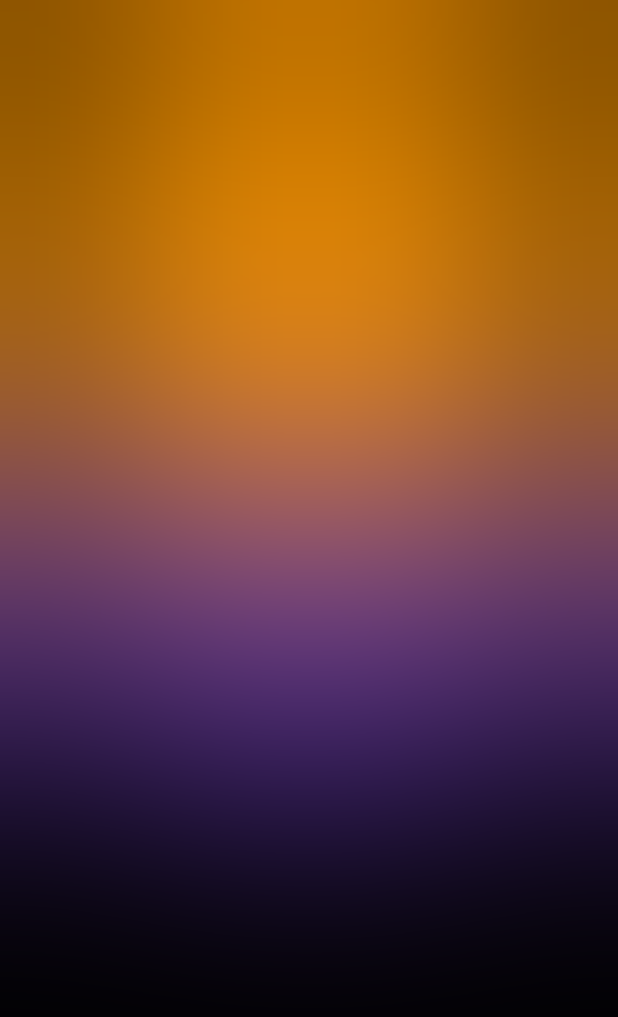
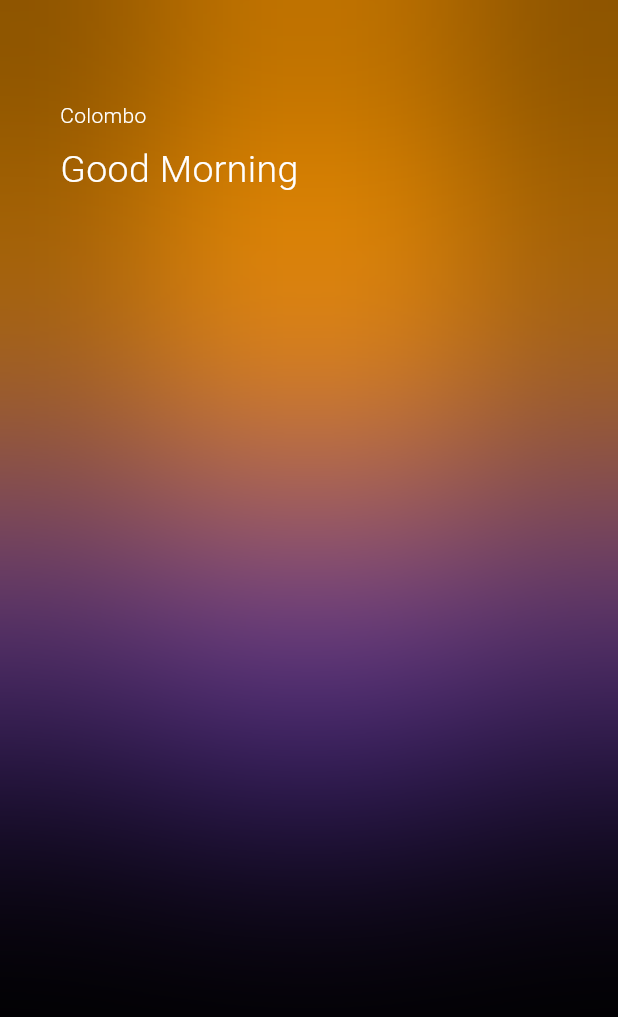
Before and after one commit to NovaLogics/weather-now-flutter-app, a Flutter app: the screen it shows after launch, on a phone screen of 412 x 824 dp. Shown: the top 1017 px of the screen. Run offline on Flutter 3.47's test engine with Material 3 defaults, Android fonts, the phone set to English and light mode, and no system bars; our stand-ins replace bloc, equatable.

Commit message:
feat [ui]: Home UI location and greeting text

```diff
--- a/lib/screens/home_screen.dart
+++ b/lib/screens/home_screen.dart
@@ -29,9 +29,7 @@ class HomeScreen extends StatelessWidget {
                   height: 300,
                   width: 300,
                   decoration: BoxDecoration(
-                    shape: BoxShape.circle,
-                    color: Colors.deepPurple
-                  ),
+                      shape: BoxShape.circle, color: Colors.deepPurple),
                 ),
               ),
               Align(
@@ -40,9 +38,7 @@ class HomeScreen extends StatelessWidget {
                   height: 300,
                   width: 300,
                   decoration: BoxDecoration(
-                    shape: BoxShape.circle,
-                    color: Colors.deepPurple
-                  ),
+                      shape: BoxShape.circle, color: Colors.deepPurple),
                 ),
               ),
               Align(
@@ -50,13 +46,11 @@ class HomeScreen extends StatelessWidget {
                 child: Container(
                   height: 300,
                   width: 600,
-                  decoration: BoxDecoration(
-                    color: Colors.orange
-                  ),
+                  decoration: BoxDecoration(color: Colors.orange),
                 ),
               ),
               BackdropFilter(
-                filter: ImageFilter.blur(sigmaX:100.0, sigmaY: 100.0),
+                filter: ImageFilter.blur(sigmaX: 100.0, sigmaY: 100.0),
                 child: Container(
                   decoration: BoxDecoration(color: Colors.transparent),
                 ),
@@ -64,9 +58,25 @@ class HomeScreen extends StatelessWidget {
               SizedBox(
                 width: MediaQuery.of(context).size.width,
                 height: MediaQuery.of(context).size.height,
-                  child: Column(
+                child: const Column(
+                  crossAxisAlignment: CrossAxisAlignment.start,
                   children: [
-
+                    Text(
+                      "Colombo",
+                      style: TextStyle(
+                        color: Colors.white,
+                        fontWeight: FontWeight.w300,
+                      ),
+                    ),
+                    SizedBox(height: 8),
+                    Text(
+                      "Good Morning",
+                      style: TextStyle(
+                        color: Colors.white,
+                        fontSize: 25,
+                        fontWeight: FontWeight.w300,
+                      ),
+                    ),
                   ],
                 ),
               )
```
Lines whose indentation alone changed are shown as unchanged.
